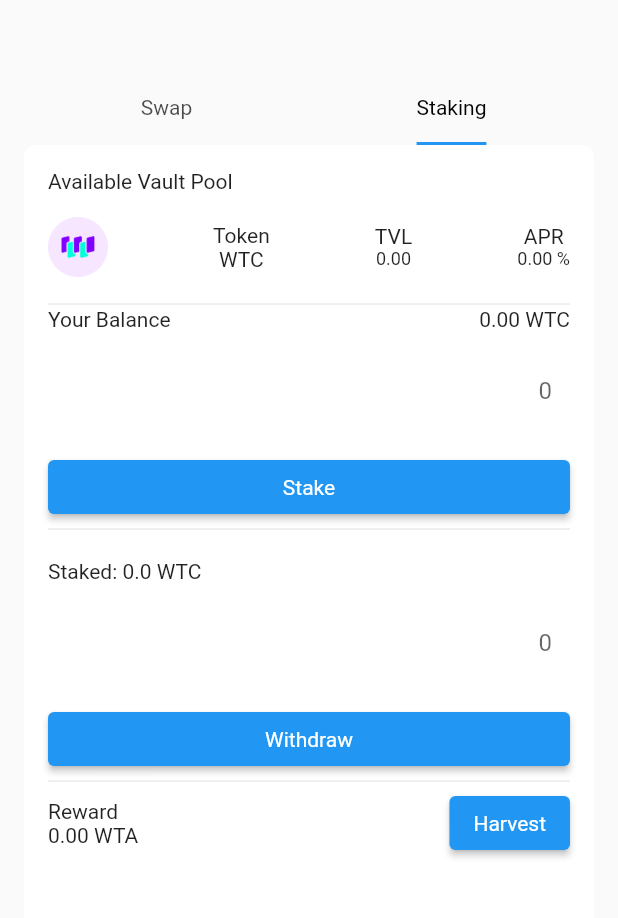
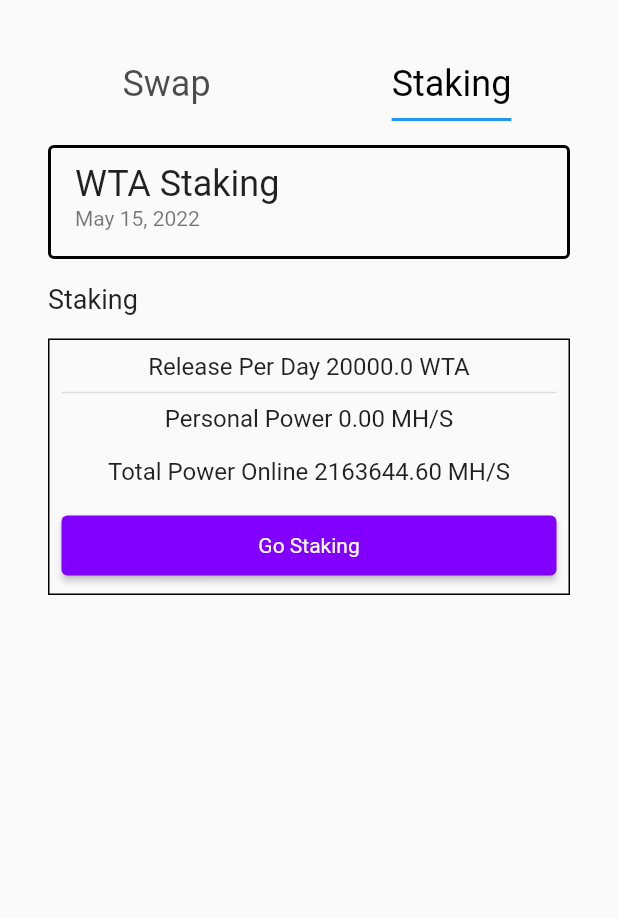
Before and after one commit to WaltonChain/waltonChain_Wallet2.0, a Flutter app: the DappWtcView screen opened by its route, tab 2 chosen, on a phone screen of 412 x 824 dp, the part 59-977 px from its top. Run offline on Flutter 3.47's test engine with Material 2 defaults, Android fonts, the phone set to English and light mode, and no system bars; our stand-ins replace convert, flutter_dotenv, flutter_easyloading, flutter_linkify, get, hex and 4 more; missing offline and left inert: bip39, crypt, ed25519_hd_key, flutter_inappwebview, ota_update, scan and 1 more; accounts and stored records are empty; network calls fail; statements that could not run were skipped.

Commit message:
change staking tab content

```diff
--- a/lib/app/component/full_width_button.dart
+++ b/lib/app/component/full_width_button.dart
@@ -4,18 +4,23 @@ class FullWidthButton extends StatelessWidget {
   const FullWidthButton({
     Key? key,
     this.height = 40,
-    this.onPressed,
-    this.text,
+    required this.onPressed,
+    required this.text,
+    this.bgColor = const Color.fromRGBO(130, 0, 255, 1),
   }) : super(key: key);
 
   final double height;
   final void Function()? onPressed;
   final String? text;
+  final Color bgColor;
 
   @override
   Widget build(BuildContext context) {
     return ElevatedButton(
-      style: ElevatedButton.styleFrom(minimumSize: Size.fromHeight(height)),
+      style: ElevatedButton.styleFrom(
+        minimumSize: Size.fromHeight(height),
+        primary: bgColor,
+      ),
       onPressed: onPressed,
       child: Text(text ?? ''),
     );
--- a/lib/app/modules/dapp_wtc/views/dapp_wtc_view.dart
+++ b/lib/app/modules/dapp_wtc/views/dapp_wtc_view.dart
@@ -2,6 +2,7 @@ import 'package:flutter/material.dart';
 
 import 'package:get/get.dart';
 import 'package:wtc_wallet_app/app/component/back_bar.dart';
+import 'package:wtc_wallet_app/app/component/full_width_button.dart';
 import 'package:wtc_wallet_app/app/component/input_number.dart';
 // import 'package:wtc_wallet_app/app/component/staking_input.dart';
 import 'package:wtc_wallet_app/app/component/wtc_icon.dart';
@@ -265,6 +266,67 @@ class StakingForm extends GetView<StakingController> {
   }
 }
 
+class StakingEntry extends StatelessWidget {
+  const StakingEntry({Key? key}) : super(key: key);
+
+  @override
+  Widget build(BuildContext context) {
+    return Container(
+      padding: const EdgeInsets.all(16.0),
+      child: ListView(
+        children: [
+          ListTile(
+            shape: RoundedRectangleBorder(
+                side: const BorderSide(color: Colors.black, width: 2),
+                borderRadius: BorderRadius.circular(4)),
+            title: const Text(
+              'WTA Staking',
+              style: TextStyle(fontSize: 24.0),
+            ),
+            subtitle:
+                const Text('May 15, 2022', style: TextStyle(fontSize: 14.0)),
+          ),
+          const SizedBox(height: 16.0),
+          const Text('Staking', style: TextStyle(fontSize: 18.0)),
+          const SizedBox(height: 16.0),
+          Container(
+              padding: const EdgeInsets.all(8.0),
+              decoration: BoxDecoration(
+                border: Border.all(color: Colors.black),
+              ),
+              child: Column(
+                // crossAxisAlignment: CrossAxisAlignment.start,
+                children: [
+                  const Text(
+                    'Release Per Day 20000.0 WTA',
+                    style: TextStyle(fontSize: 16.0),
+                  ),
+                  const Divider(
+                    thickness: 1.0,
+                    height: 16.0,
+                  ),
+                  const Text(
+                    'Personal Power 0.00 MH/S',
+                    style: TextStyle(fontSize: 16.0),
+                  ),
+                  const SizedBox(height: 16.0),
+                  const Text(
+                    'Total Power Online 2163644.60 MH/S',
+                    style: TextStyle(fontSize: 16.0),
+                  ),
+                  const SizedBox(height: 16.0),
+                  FullWidthButton(
+                    onPressed: () {},
+                    text: 'Go Staking',
+                  ),
+                ],
+              )),
+        ],
+      ),
+    );
+  }
+}
+
 class DappWtcView extends GetView<SwapController> {
   const DappWtcView({Key? key}) : super(key: key);
 
@@ -275,7 +337,7 @@ class DappWtcView extends GetView<SwapController> {
         body: Column(
           children: [
             const Padding(
-              padding: EdgeInsets.all(16.0),
+              padding: EdgeInsets.fromLTRB(16.0, 16.0, 16.0, 0.0),
               child: BackBar(title: 'WTSwap'),
             ),
             Expanded(
@@ -290,13 +352,15 @@ class DappWtcView extends GetView<SwapController> {
                       tabs: controller.myTabs,
                       labelColor: Colors.black,
                       indicatorSize: TabBarIndicatorSize.label,
+                      labelStyle: const TextStyle(fontSize: 24.0),
                     ),
                     Expanded(
                       child: TabBarView(
                         controller: controller.tc,
                         children: const [
                           SwapForm(),
-                          StakingForm(),
+                          // StakingForm(),
+                          StakingEntry(),
                         ],
                       ),
                     ),
```
